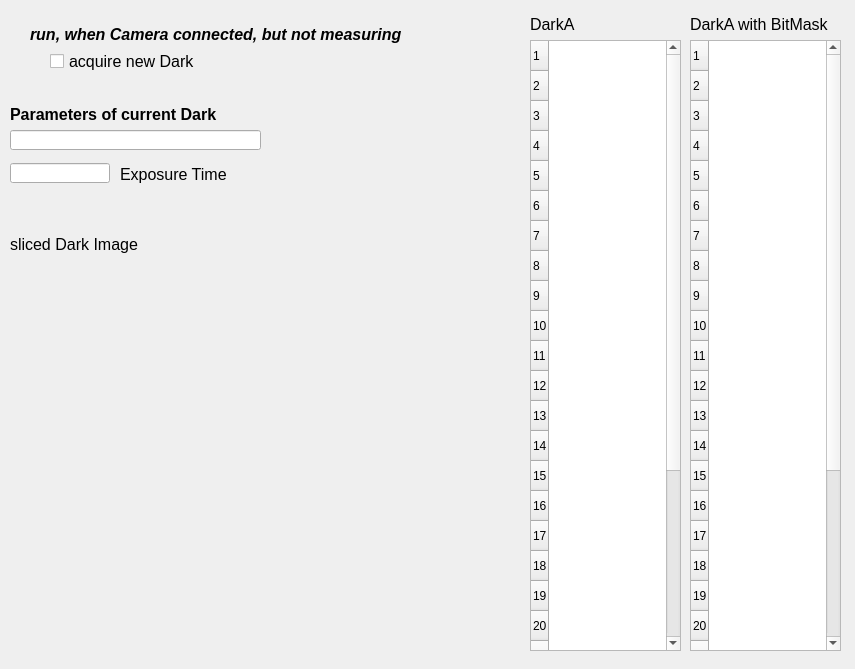
Qt form BLM_GUI/Dark_XX.ui (annastampfli/BLM_Project) before a commit.
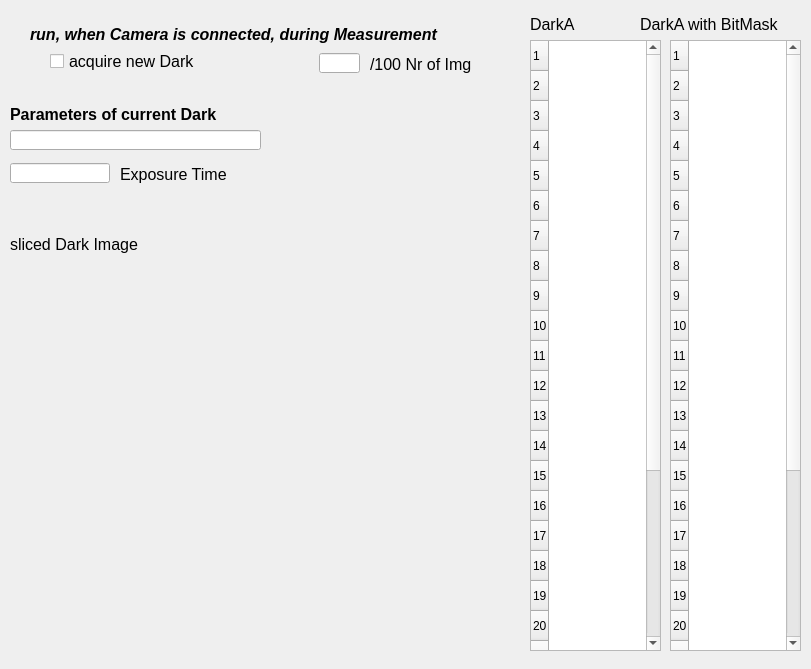
The same form after that commit. Custom widgets are drawn as their Qt base class.

Commit message: ready for LED Test  On branch DarkwhileGrabbing 	modified:   BLM_GUI/BLM_GUI_XX.ui 	modified:   BLM_GUI/BitMask_Calibration_XX.ui 	modified:   BLM_GUI/Dark_XX.ui

Diff of the .ui file:
```diff
--- a/BLM_GUI/Dark_XX.ui
+++ b/BLM_GUI/Dark_XX.ui
@@ -6,7 +6,7 @@
    <rect>
     <x>0</x>
     <y>0</y>
-    <width>855</width>
+    <width>811</width>
     <height>669</height>
    </rect>
   </property>
@@ -69,7 +69,7 @@
     <rect>
      <x>530</x>
      <y>40</y>
-     <width>151</width>
+     <width>131</width>
      <height>611</height>
     </rect>
    </property>
@@ -253,7 +253,7 @@
     </font>
    </property>
    <property name="text">
-    <string>run, when Camera connected, but not measuring</string>
+    <string>run, when Camera is connected, during Measurement</string>
    </property>
    <property name="alignment">
     <set>Qt::AlignLeading|Qt::AlignLeft|Qt::AlignVCenter</set>
@@ -268,9 +268,9 @@
    </property>
    <property name="geometry">
     <rect>
-     <x>690</x>
+     <x>670</x>
      <y>40</y>
-     <width>151</width>
+     <width>131</width>
      <height>611</height>
     </rect>
    </property>
@@ -354,7 +354,7 @@
   <widget class="caLabel" name="calabel_6">
    <property name="geometry">
     <rect>
-     <x>690</x>
+     <x>640</x>
      <y>10</y>
      <width>171</width>
      <height>28</height>
@@ -388,6 +388,43 @@
     <string notr="true">$(XX):CAM-acqDark</string>
    </property>
   </widget>
+  <widget class="caLineEdit" name="calineedit">
+   <property name="geometry">
+    <rect>
+     <x>319</x>
+     <y>53</y>
+     <width>41</width>
+     <height>20</height>
+    </rect>
+   </property>
+   <property name="channel" stdset="0">
+    <string notr="true">$(XX):Dark-NR</string>
+   </property>
+  </widget>
+  <widget class="caLabel" name="calabel_7">
+   <property name="geometry">
+    <rect>
+     <x>370</x>
+     <y>50</y>
+     <width>151</width>
+     <height>28</height>
+    </rect>
+   </property>
+   <property name="font">
+    <font>
+     <pointsize>12</pointsize>
+    </font>
+   </property>
+   <property name="text">
+    <string>/100 Nr of Img</string>
+   </property>
+   <property name="alignment">
+    <set>Qt::AlignLeading|Qt::AlignLeft|Qt::AlignVCenter</set>
+   </property>
+   <property name="fontScaleMode">
+    <enum>ESimpleLabel::None</enum>
+   </property>
+  </widget>
  </widget>
  <customwidgets>
   <customwidget>
```
The commit also changes 2 other files.
